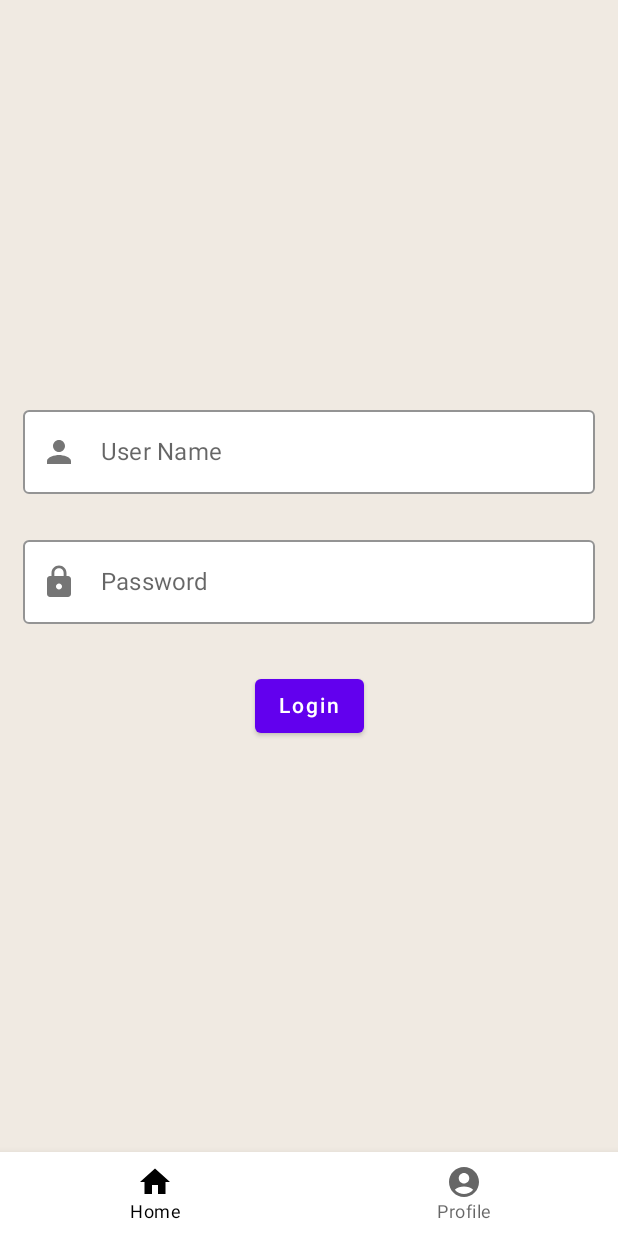
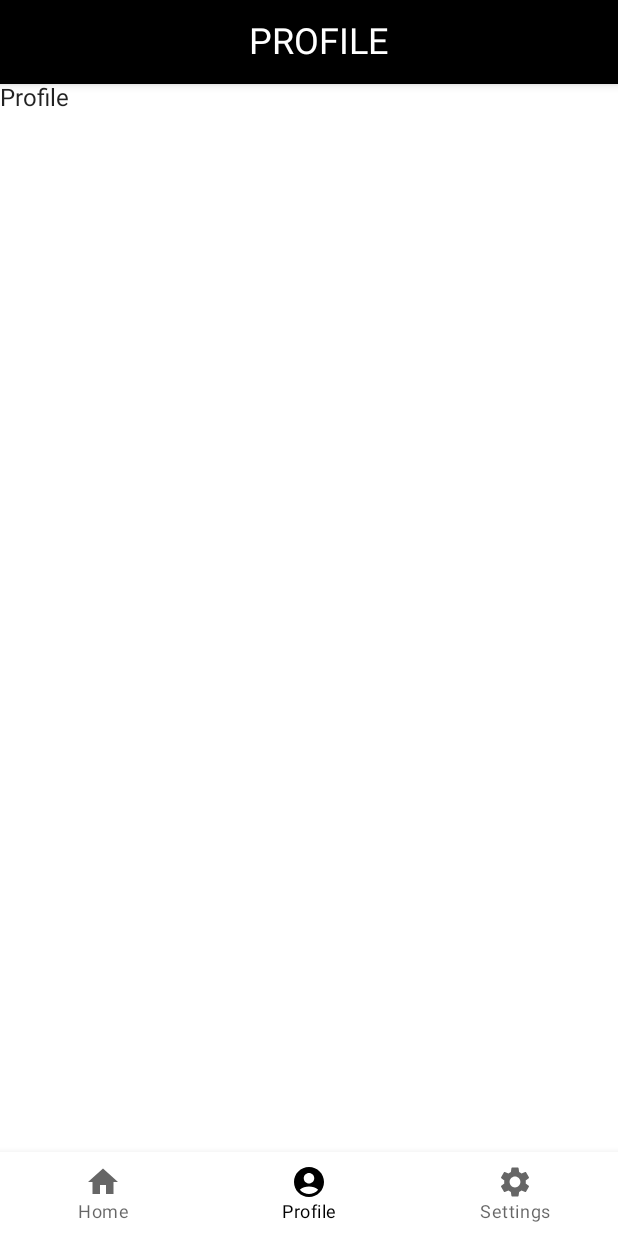
Before and after one commit to binhhoit/DemoComposeAndroid, an Android app built with Jetpack Compose: the screen it shows after launch (MainActivity), item 2 of the bottom bar chosen, on a phone screen of 412 x 824 dp. Run offline under Robolectric (Android 15) with nearby library versions, the phone set to English and light mode, and no system bars.

```diff
--- a/app/build.gradle
+++ b/app/build.gradle
@@ -59,6 +59,7 @@ dependencies {
     implementation "androidx.lifecycle:lifecycle-viewmodel-compose:2.4.1"
 
     implementation "androidx.navigation:navigation-compose:$rootProject.composeNavigationVersion"
+    implementation("io.coil-kt:coil-compose:2.0.0-rc01")
 
     testImplementation 'junit:junit:4.13.2'
     androidTestImplementation 'androidx.test.ext:junit:1.1.3'
--- a/app/src/main/AndroidManifest.xml
+++ b/app/src/main/AndroidManifest.xml
@@ -2,6 +2,8 @@
 <manifest xmlns:android="http://schemas.android.com/apk/res/android"
     xmlns:tools="http://schemas.android.com/tools"
     package="com.saigon.compose">
+
+    <uses-permission android:name="android.permission.INTERNET"/>
 
     <application
         android:name="com.saigon.compose.App"
--- a/app/src/main/java/com/saigon/compose/navigate/ComposeAppNavHost.kt
+++ b/app/src/main/java/com/saigon/compose/navigation/AppNavHost.kt
@@ -1,13 +1,16 @@
-package com.saigon.compose.navigate
+package com.saigon.compose.navigation
 
 import androidx.compose.runtime.Composable
 import androidx.compose.ui.Modifier
 import androidx.navigation.NavHostController
 import androidx.navigation.compose.NavHost
 import androidx.navigation.compose.composable
-import com.saigon.compose.ui.HomeScreen
+import com.saigon.compose.ui.home.HomeScreen
 import com.saigon.compose.ui.login.LoginScreen
 import com.saigon.compose.ui.login.LoginViewModelImpl
+import com.saigon.compose.ui.profile.ProfileScreen
+import com.saigon.compose.ui.setting.SettingsScreen
+import com.saigon.compose.ui.setting.details.SettingDetailsScreen
 
 @Composable
 fun ComposeAppNavHost(
@@ -21,10 +24,19 @@ fun ComposeAppNavHost(
         startDestination = startDestination
     ) {
         composable(Screen.login) {
-            LoginScreen(modifier = Modifier, viewModel = LoginViewModelImpl()) {
+            LoginScreen(modifier = modifier, viewModel = LoginViewModelImpl()) {
                 navController.navigate(Screen.home)
             }
         }
-        composable(Screen.home) { HomeScreen(modifier = Modifier) }
+        composable(Screen.home) { HomeScreen(modifier = modifier) }
+
+        composable(Screen.profile) { ProfileScreen(modifier = modifier) }
+
+        composable(Screen.setting) { SettingsScreen(modifier = modifier){
+            navController.navigate(it)
+        } }
+
+        composable(Screen.settingDetails) { SettingDetailsScreen() }
+
     }
 }
--- a/app/src/main/java/com/saigon/compose/ui/MainActivity.kt
+++ b/app/src/main/java/com/saigon/compose/ui/MainActivity.kt
@@ -8,11 +8,20 @@ import androidx.compose.material.*
 import androidx.compose.material.icons.Icons
 import androidx.compose.material.icons.filled.AccountCircle
 import androidx.compose.material.icons.filled.Home
+import androidx.compose.material.icons.filled.Settings
 import androidx.compose.runtime.Composable
+import androidx.compose.runtime.getValue
 import androidx.compose.ui.Modifier
 import androidx.compose.ui.graphics.Color
+import androidx.compose.ui.graphics.vector.ImageVector
+import androidx.navigation.NavController
+import androidx.navigation.NavDestination
+import androidx.navigation.NavDestination.Companion.hierarchy
+import androidx.navigation.NavGraph.Companion.findStartDestination
+import androidx.navigation.compose.currentBackStackEntryAsState
 import androidx.navigation.compose.rememberNavController
-import com.saigon.compose.navigate.ComposeAppNavHost
+import com.saigon.compose.navigation.ComposeAppNavHost
+import com.saigon.compose.navigation.Screen
 import com.saigon.compose.ui.theme.MyApplicationTheme
 
 class MainActivity : ComponentActivity() {
@@ -30,7 +39,7 @@ fun AppCompose() {
         val navController = rememberNavController()
         Scaffold(
             backgroundColor = Color(0xFFF0EAE2),
-            bottomBar = { SootheBottomNavigation() }
+            bottomBar = { SootheBottomNavigation(navController = navController) }
         ) { padding ->
             ComposeAppNavHost(
                 modifier = Modifier.padding(padding),
@@ -41,36 +50,60 @@ fun AppCompose() {
 }
 
 @Composable
-private fun SootheBottomNavigation(modifier: Modifier = Modifier) {
+private fun SootheBottomNavigation(modifier: Modifier = Modifier, navController: NavController) {
     BottomNavigation(
         backgroundColor = MaterialTheme.colors.background,
         modifier = modifier
     ) {
+        val navBackStackEntry by navController.currentBackStackEntryAsState()
+        val currentDestination = navBackStackEntry?.destination
+
+        BottomNavigationItemCustom("Home",
+            navController = navController,
+            currentDestination = currentDestination,
+            iconVector = Icons.Default.Home,
+            screenDestination = Screen.home)
+
+        BottomNavigationItemCustom("Profile",
+            navController = navController,
+            currentDestination = currentDestination,
+            iconVector = Icons.Default.AccountCircle,
+            screenDestination = Screen.profile)
+
+        BottomNavigationItemCustom("Settings",
+            navController = navController,
+            currentDestination = currentDestination,
+            iconVector = Icons.Default.Settings,
+            screenDestination = Screen.setting)
+
+    }
+}
+
+@Composable
+fun RowScope.BottomNavigationItemCustom(title:String,
+                               navController: NavController,
+                               currentDestination: NavDestination?,
+                               iconVector: ImageVector,
+                               screenDestination: String) {
     BottomNavigationItem(
         icon = {
             Icon(
-                    imageVector = Icons.Default.Home,
+                imageVector = iconVector,
                 contentDescription = null
             )
         },
         label = {
-                Text("Home")
+            Text(title)
         },
-            selected = true,
-            onClick = {}
-        )
-        BottomNavigationItem(
-            icon = {
-                Icon(
-                    imageVector = Icons.Default.AccountCircle,
-                    contentDescription = null
-                )
-            },
-            label = {
-                Text("Profile")
-            },
-            selected = false,
-            onClick = {}
+        selected = currentDestination?.hierarchy?.any { it.route == screenDestination } == true,
+        onClick = {
+            navController.navigate(screenDestination) {
+                popUpTo(navController.graph.findStartDestination().id) {
+                    saveState = true
+                }
+                launchSingleTop = true
+                restoreState = true
+            }
+        }
     )
 }
-}
--- a/app/src/main/java/com/saigon/compose/ui/login/LoginScreen.kt
+++ b/app/src/main/java/com/saigon/compose/ui/login/LoginScreen.kt
@@ -13,7 +13,7 @@ import androidx.compose.ui.graphics.Color
 import androidx.compose.ui.graphics.vector.ImageVector
 import androidx.compose.ui.tooling.preview.Preview
 import androidx.compose.ui.unit.dp
-import com.saigon.compose.navigate.Screen
+import com.saigon.compose.navigation.Screen
 import com.saigon.compose.ui.theme.MyApplicationTheme
 import kotlinx.coroutines.delay
 
--- /dev/null
+++ b/app/src/main/java/com/saigon/compose/ui/profile/ProfileScreen.kt
@@ -0,0 +1,13 @@
+package com.saigon.compose.ui.profile
+
+import androidx.compose.material.Text
+import androidx.compose.runtime.Composable
+import androidx.compose.ui.Modifier
+import com.saigon.compose.utils.ScaffoldExt
+
+@Composable
+fun ProfileScreen(modifier: Modifier) {
+    ScaffoldExt(title = "PROFILE") {
+        Text(text = "Profile")
+    }
+}
--- a/app/src/main/java/com/saigon/compose/ui/theme/Color.kt
+++ b/app/src/main/java/com/saigon/compose/ui/theme/Color.kt
@@ -6,3 +6,4 @@ val Purple200 = Color(0xFFBB86FC)
 val Purple500 = Color(0xFF6200EE)
 val Purple700 = Color(0xFF3700B3)
 val Teal200 = Color(0xFF03DAC5)
+val white = Color(0xFFFFFFFF)
--- /dev/null
+++ b/app/src/main/java/com/saigon/compose/utils/ScaffoldExt.kt
@@ -0,0 +1,35 @@
+package com.saigon.compose.utils
+
+import androidx.compose.foundation.layout.fillMaxWidth
+import androidx.compose.material.MaterialTheme
+import androidx.compose.material.Scaffold
+import androidx.compose.material.Text
+import androidx.compose.material.TopAppBar
+import androidx.compose.runtime.Composable
+import androidx.compose.ui.Modifier
+import androidx.compose.ui.graphics.Color
+import androidx.compose.ui.text.style.TextAlign
+import com.saigon.compose.ui.theme.white
+
+@Composable
+fun ScaffoldExt(title: String, content: @Composable ()->Unit) {
+    Scaffold(
+        backgroundColor = Color.White,
+        topBar = {
+            TopAppBar(
+                backgroundColor = Color(0xFF000000),
+                title = {
+                    Text(
+                        textAlign = TextAlign.Center,
+                        text = title,
+                        color = white,
+                        modifier = Modifier.fillMaxWidth(),
+                        style = MaterialTheme.typography.h5
+                    )
+                }
+            )
+        }
+    ) {
+        content()
+    }
+}
--- a/app/src/main/res/values/strings.xml
+++ b/app/src/main/res/values/strings.xml
@@ -3,4 +3,7 @@
     <string name="nation">National</string>
     <string name="favorite">Favorite Collections</string>
     <string name="align_your_body">Align Your Body</string>
+    <string name="email_example">binhhoit@gmail.com</string>
+    <string name="name_example">Binh Ho Thanh</string>
+    <string name="image_avatar">https://lh3.googleusercontent.com/a/ALm5wu0aUjvRBWAqIhlO3bYJf5GLSAiqFSkWxe3GR99w=s192-c-mo</string>
 </resources>
```
Also changed, not shown: app/src/main/java/com/saigon/compose/navigate/Screen.kt (deleted, +0 -8 lines), app/src/main/java/com/saigon/compose/navigation/Screen.kt (added, +11 -0 lines), app/src/main/java/com/saigon/compose/ui/setting/SettingScreen.kt (added, +194 -0 lines), app/src/main/java/com/saigon/compose/ui/setting/details/SettingDetailsScreen.kt (added, +9 -0 lines). Lines whose indentation alone changed are shown as unchanged.
